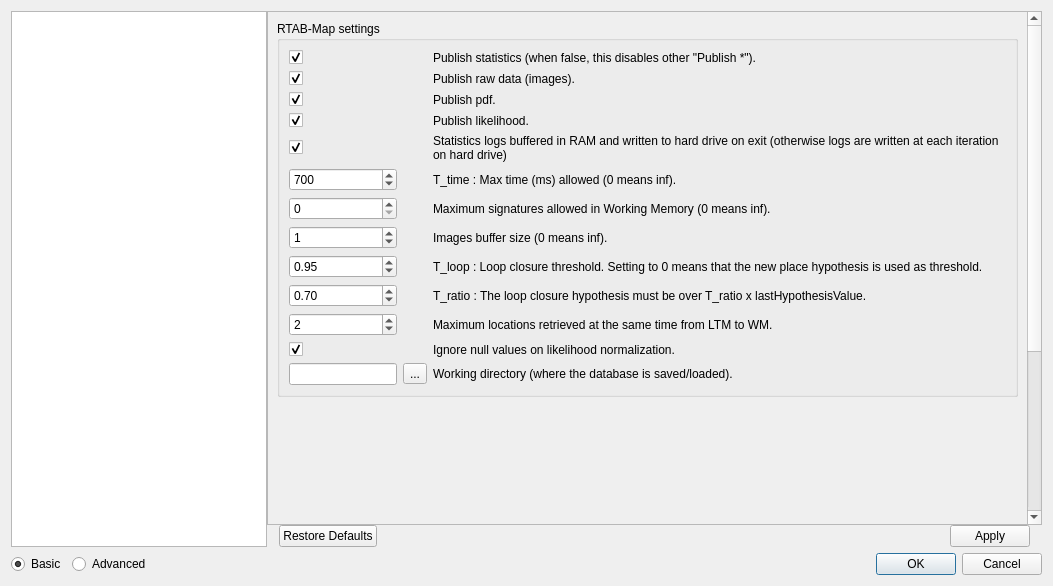
Above: guilib/src/ui/preferencesDialog.ui from introlab/rtabmap before the change. Below: the same form after it.
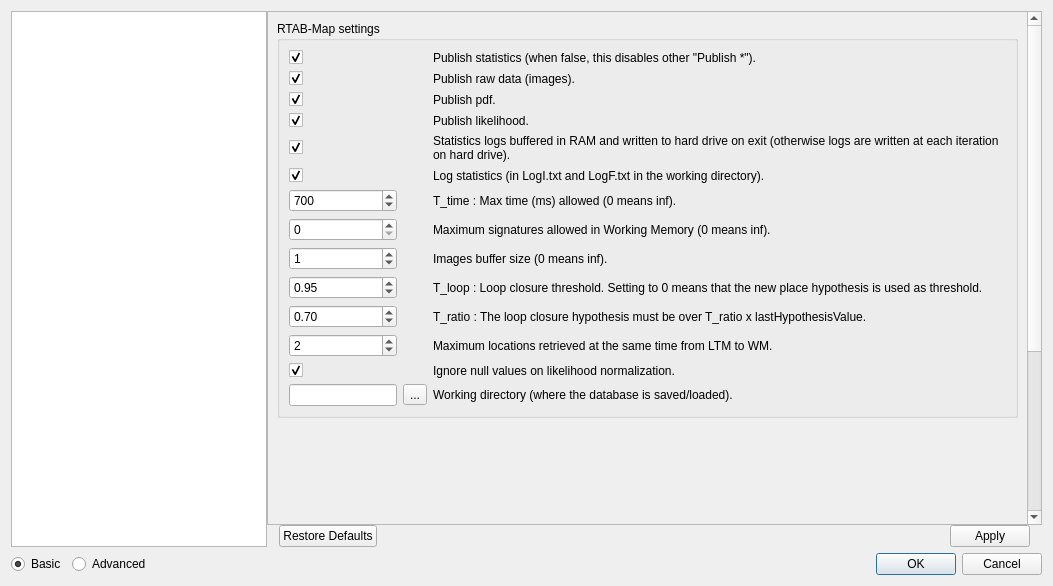
That is the form after the change. The open tabs and pages were chosen to show the change. Icons and pictures are not drawn. Custom widgets are drawn as their Qt base class.

Commit message: rtabmap: Added parameter to disable logs of the statistics rtabmap: Added parameter to avoid saving to database nodes/words of rehearsed nodes

```diff
--- a/guilib/src/ui/preferencesDialog.ui
+++ b/guilib/src/ui/preferencesDialog.ui
@@ -1086,14 +1086,14 @@
                     <string>RTAB-Map settings</string>
                    </property>
                    <layout class="QGridLayout" name="gridLayout_4" columnstretch="0,0,1">
-                    <item row="12" column="0">
+                    <item row="13" column="0">
                      <widget class="QLineEdit" name="lineEdit_workingDirectory">
                       <property name="readOnly">
                        <bool>true</bool>
                       </property>
                      </widget>
                     </item>
-                    <item row="7" column="0">
+                    <item row="8" column="0">
                      <widget class="QSpinBox" name="general_spinBox_imagesBufferSize">
                       <property name="maximum">
                        <number>999</number>
@@ -1103,7 +1103,7 @@
                       </property>
                      </widget>
                     </item>
-                    <item row="12" column="2">
+                    <item row="13" column="2">
                      <widget class="QLabel" name="label_87">
                       <property name="text">
                        <string>Working directory (where the database is saved/loaded).</string>
@@ -1133,7 +1133,7 @@
                       </property>
                      </widget>
                     </item>
-                    <item row="5" column="2">
+                    <item row="6" column="2">
                      <widget class="QLabel" name="label_18">
                       <property name="text">
                        <string>T_time : Max time (ms) allowed (0 means inf).</string>
@@ -1143,7 +1143,7 @@
                       </property>
                      </widget>
                     </item>
-                    <item row="7" column="2">
+                    <item row="8" column="2">
                      <widget class="QLabel" name="label_84">
                       <property name="text">
                        <string>Images buffer size (0 means inf).</string>
@@ -1153,7 +1153,7 @@
                       </property>
                      </widget>
                     </item>
-                    <item row="8" column="0">
+                    <item row="9" column="0">
                      <widget class="QDoubleSpinBox" name="general_doubleSpinBox_hardThr">
                       <property name="maximum">
                        <double>1.000000000000000</double>
@@ -1166,7 +1166,7 @@
                       </property>
                      </widget>
                     </item>
-                    <item row="8" column="2">
+                    <item row="9" column="2">
                      <widget class="QLabel" name="label_93">
                       <property name="text">
                        <string>T_loop : Loop closure threshold. Setting to 0 means that the new place hypothesis is used as threshold.</string>
@@ -1176,7 +1176,7 @@
                       </property>
                      </widget>
                     </item>
-                    <item row="9" column="2">
+                    <item row="10" column="2">
                      <widget class="QLabel" name="label_96">
                       <property name="text">
                        <string>T_ratio : The loop closure hypothesis must be over T_ratio x lastHypothesisValue.</string>
@@ -1186,7 +1186,7 @@
                       </property>
                      </widget>
                     </item>
-                    <item row="9" column="0">
+                    <item row="10" column="0">
                      <widget class="QDoubleSpinBox" name="general_doubleSpinBox_loopRatio">
                       <property name="maximum">
                        <double>1.000000000000000</double>
@@ -1199,14 +1199,14 @@
                       </property>
                      </widget>
                     </item>
-                    <item row="12" column="1">
+                    <item row="13" column="1">
                      <widget class="QToolButton" name="toolButton_workingDirectory">
                       <property name="text">
                        <string>...</string>
                       </property>
                      </widget>
                     </item>
-                    <item row="10" column="0">
+                    <item row="11" column="0">
                      <widget class="QSpinBox" name="general_spinBox_maxRetrieved">
                       <property name="maximum">
                        <number>999</number>
@@ -1219,7 +1219,7 @@
                       </property>
                      </widget>
                     </item>
-                    <item row="10" column="2">
+                    <item row="11" column="2">
                      <widget class="QLabel" name="label_103">
                       <property name="text">
                        <string>Maximum locations retrieved at the same time from LTM to WM.</string>
@@ -1229,7 +1229,7 @@
                       </property>
                      </widget>
                     </item>
-                    <item row="5" column="0">
+                    <item row="6" column="0">
                      <widget class="QDoubleSpinBox" name="general_doubleSpinBox_timeThr">
                       <property name="decimals">
                        <number>0</number>
@@ -1245,7 +1245,7 @@
                       </property>
                      </widget>
                     </item>
-                    <item row="6" column="0">
+                    <item row="7" column="0">
                      <widget class="QSpinBox" name="general_spinBox_memoryThr">
                       <property name="maximum">
                        <number>99999</number>
@@ -1255,7 +1255,7 @@
                       </property>
                      </widget>
                     </item>
-                    <item row="6" column="2">
+                    <item row="7" column="2">
                      <widget class="QLabel" name="label_111">
                       <property name="text">
                        <string>Maximum signatures allowed in Working Memory (0 means inf).</string>
@@ -1316,7 +1316,7 @@
                       </property>
                      </widget>
                     </item>
-                    <item row="11" column="2">
+                    <item row="12" column="2">
                      <widget class="QLabel" name="label_132">
                       <property name="text">
                        <string>Ignore null values on likelihood normalization.</string>
@@ -1326,7 +1326,7 @@
                       </property>
                      </widget>
                     </item>
-                    <item row="11" column="0">
+                    <item row="12" column="0">
                      <widget class="QCheckBox" name="general_checkBox_likelihoodNullValuesIgnored">
                       <property name="text">
                        <string/>
@@ -1339,7 +1339,7 @@
                     <item row="4" column="2">
                      <widget class="QLabel" name="label_143">
                       <property name="text">
-                       <string>Statistics logs buffered in RAM and written to hard drive on exit (otherwise logs are written at each iteration on hard drive)</string>
+                       <string>Statistics logs buffered in RAM and written to hard drive on exit (otherwise logs are written at each iteration on hard drive).</string>
                       </property>
                       <property name="wordWrap">
                        <bool>true</bool>
@@ -1356,6 +1356,26 @@
                       </property>
                      </widget>
                     </item>
+                    <item row="5" column="2">
+                     <widget class="QLabel" name="label_144">
+                      <property name="text">
+                       <string>Log statistics (in LogI.txt and LogF.txt in the working directory).</string>
+                      </property>
+                      <property name="wordWrap">
+                       <bool>true</bool>
+                      </property>
+                     </widget>
+                    </item>
+                    <item row="5" column="0">
+                     <widget class="QCheckBox" name="general_checkBox_statisticLogged">
+                      <property name="text">
+                       <string/>
+                      </property>
+                      <property name="checked">
+                       <bool>true</bool>
+                      </property>
+                     </widget>
+                    </item>
                    </layout>
                   </widget>
                  </item>
```
Left out of the diff: 46 changed lines with no effect on the pictures. The commit also changes 8 other files.
